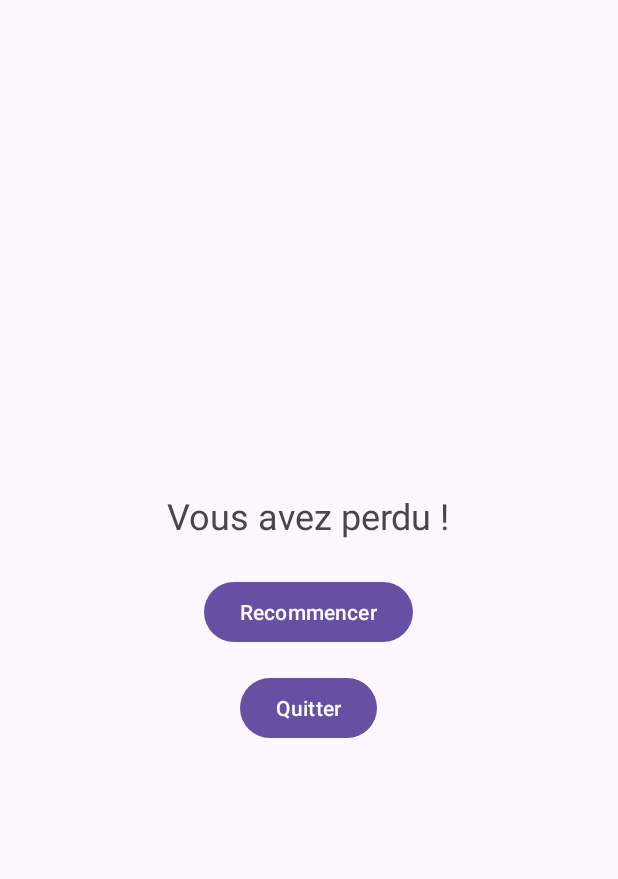
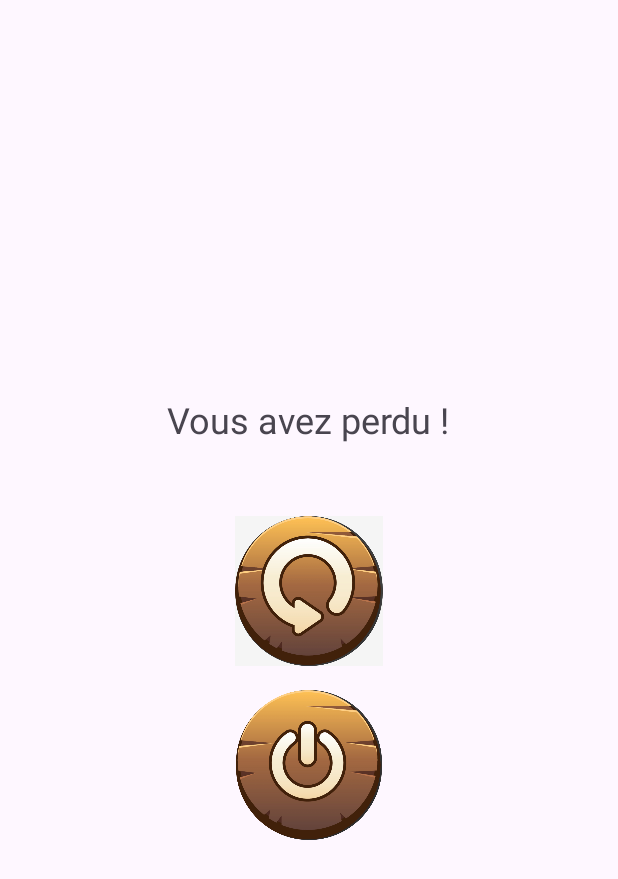
Before and after one commit to XLA17/Jeu8Dames, an Android app: the WinLooseActivity screen opened directly, with no data from a screen before it, on a phone screen of 412 x 824 dp. Shown: the top 879 px of the screen. Run offline under Robolectric (Android 15) with nearby library versions, the phone set to English and light mode, and no system bars.

Commit message:
ajout des boutons en image

```diff
--- a/app/src/main/java/com/example/jeu8dames/WinLooseActivity.java
+++ b/app/src/main/java/com/example/jeu8dames/WinLooseActivity.java
@@ -6,6 +6,8 @@ import android.os.Bundle;
 import android.view.View;
 import android.widget.Button;
 import android.widget.TextView;
+import android.widget.ImageView;
+
 
 import androidx.appcompat.app.AppCompatActivity;
 
@@ -17,7 +19,7 @@ public class WinLooseActivity extends AppCompatActivity {
         setContentView(R.layout.win_loose_layout);
 
         TextView textView = findViewById(R.id.message);
-        Button restartButton = findViewById(R.id.restartButton);
+        ImageView retryButton = findViewById(R.id.RetryButton);
 
         Intent intent = getIntent();
 
@@ -32,7 +34,7 @@ public class WinLooseActivity extends AppCompatActivity {
             }
         }
 
-        restartButton.setOnClickListener(new View.OnClickListener() {
+        retryButton.setOnClickListener(new View.OnClickListener() {
             @Override
             public void onClick(View v) {
                 recommencer();
@@ -43,4 +45,9 @@ public class WinLooseActivity extends AppCompatActivity {
     public void recommencer(){
         startActivity(new Intent(this, MenuActivity.class));
     }
+    public void quitter(View view) {
+        finishAffinity(); // Ferme toutes les activités de l'application
+    }
+
+
 }
--- a/app/src/main/res/layout/win_loose_layout.xml
+++ b/app/src/main/res/layout/win_loose_layout.xml
@@ -1,4 +1,3 @@
-<?xml version="1.0" encoding="utf-8"?>
 <RelativeLayout xmlns:android="http://schemas.android.com/apk/res/android"
     android:layout_width="match_parent"
     android:layout_height="match_parent"
@@ -9,28 +8,29 @@
         android:id="@+id/message"
         android:layout_width="wrap_content"
         android:layout_height="wrap_content"
-        android:text="Bravo ! Vous avez gagné !"
+        android:text="Vous avez perdu !"
         android:textSize="24sp"
-        android:layout_centerInParent="true"
-         />
+        android:layout_centerHorizontal="true"
+        android:layout_marginBottom="32dp" />
 
-    <Button
-        android:id="@+id/restartButton"
-        android:layout_width="wrap_content"
-        android:layout_height="wrap_content"
-        android:text="Recommencer"
+    <ImageView
+        android:id="@+id/RetryButton"
+        android:layout_width="100dp"
+        android:layout_height="100dp"
+        android:src="@drawable/recommencer"
         android:layout_below="@id/message"
         android:layout_centerHorizontal="true"
-        android:layout_marginTop="24dp"
+        android:layout_marginTop="16dp"
         android:onClick="recommencer"/>
 
-    <Button
-        android:id="@+id/quitButton"
-        android:layout_width="wrap_content"
-        android:layout_height="wrap_content"
-        android:text="Quitter"
-        android:layout_below="@id/restartButton"
+    <ImageView
+        android:id="@+id/QuitterButton"
+        android:layout_width="100dp"
+        android:layout_height="100dp"
+        android:src="@drawable/quitter"
+        android:layout_below="@id/RetryButton"
         android:layout_centerHorizontal="true"
-        android:layout_marginTop="16dp"/>
+        android:layout_marginTop="16dp"
+        android:onClick="quitter"/>
 
 </RelativeLayout>
```
Also changed, not shown: app/src/main/java/com/example/jeu8dames/MainActivity.java (+2 -8 lines), app/src/main/res/layout/activity_main.xml (+6 -6 lines), app/src/main/res/layout/ecran_introduction.xml (+4 -5 lines), app/src/main/res/drawable/hautparleur.png (deleted), app/src/main/res/drawable/hautparleurmuet.png (deleted), app/src/main/res/drawable/jouer.png (added), app/src/main/res/drawable/quitter.png (added), app/src/main/res/drawable/recommencer.png (added), app/src/main/res/drawable/son.png (added).
